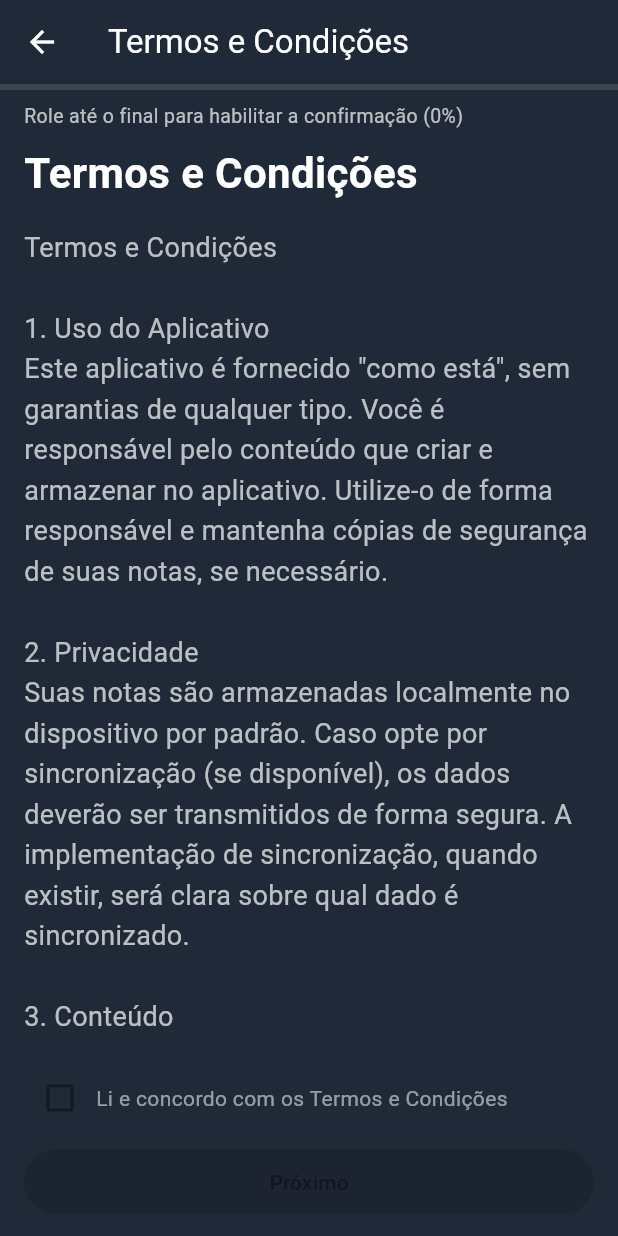
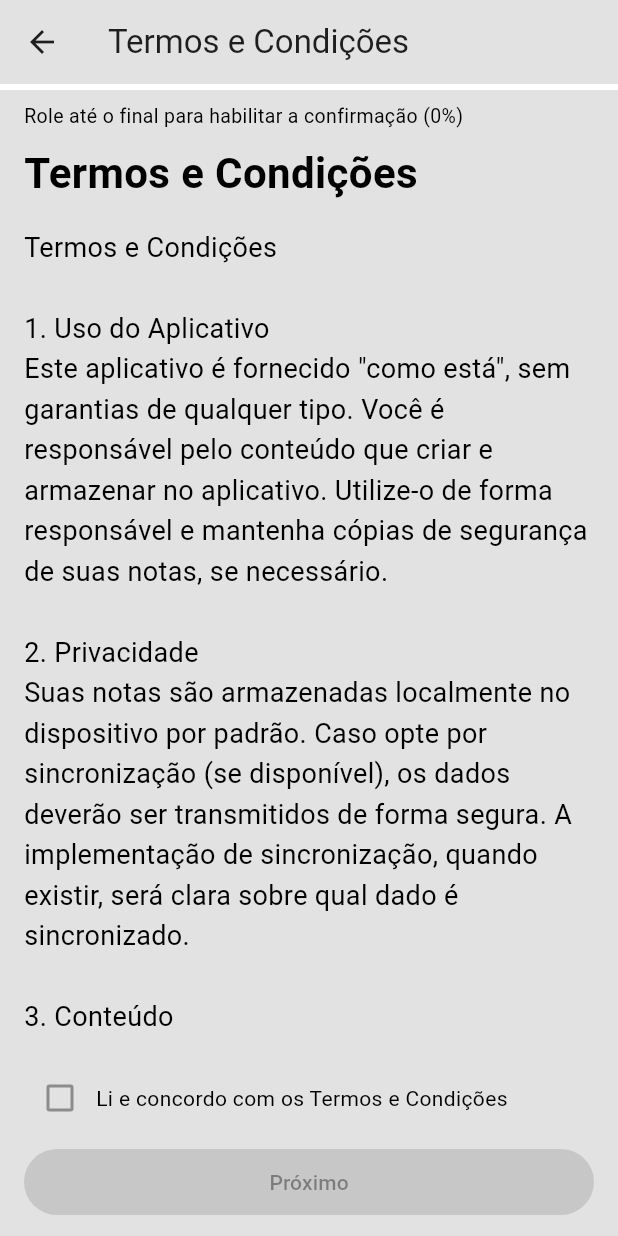
Before and after one commit to IanBorgesUTF/calm_notes_app, a Flutter app: the screen it shows after launch, after a tap on "Começar com minhas anotações", after a tap on "Entrar", after a tap on "Criar conta", on a phone screen of 412 x 824 dp. Run offline on Flutter 3.47's test engine with Material 3 defaults, Android fonts, the light colour scheme and no system bars; our stand-ins replace connectivity_plus, flutter_dotenv, hive, hive_flutter, image_picker, shared_preferences and 1 more; accounts and stored records are empty.

Commit message:
dark theme

```diff
--- a/lib/core/theme.dart
+++ /dev/null
@@ -1,5 +0,0 @@
-import 'package:flutter/material.dart';
-
-const slate = Color(0xFF1F2937);
-const mint = Color(0xFF10B981);
-const amber = Color(0xFFF59E0B);
--- a/lib/features/auth/presentation/pages/login_page.dart
+++ b/lib/features/auth/presentation/pages/login_page.dart
@@ -1,12 +1,11 @@
-
 import 'package:calm_notes_app/config/routes.dart';
 import 'package:calm_notes_app/features/auth/presentation/providers/auth_provider.dart';
+import 'package:calm_notes_app/features/theme/presentation/providers/theme_provider.dart';
 import 'package:calm_notes_app/utils/validators.dart';
 import 'package:flutter/material.dart';
 import 'package:provider/provider.dart';
 
-class LoginPage extends StatefulWidget
-{
+class LoginPage extends StatefulWidget {
   const LoginPage({super.key});
 
   static const routeName = '/login';
@@ -19,15 +18,10 @@ class LoginPageState extends State<LoginPage> {
   final formKey = GlobalKey<FormState>();
   final emailCtrl = TextEditingController();
   final passCtrl = TextEditingController();
-
   final Validators validators = Validators();
 
   bool obscure = true;
   bool submitting = false;
-
-
-
-
 
   void submit() async {
     final valid = formKey.currentState?.validate() ?? false;
@@ -36,21 +30,24 @@ void submit() async {
     setState(() => submitting = true);
 
     final auth = Provider.of<AuthProvider>(context, listen: false);
-    final ok = await auth.login(email: emailCtrl.text.trim(), password: passCtrl.text);
-
+    final ok = await auth.login(
+      email: emailCtrl.text.trim(),
+      password: passCtrl.text,
+    );
 
     setState(() => submitting = false);
 
     if (!ok) {
       if (!mounted) return;
-      ScaffoldMessenger.of(context).showSnackBar(SnackBar(content: Text(auth.error ?? 'Erro')));
+      ScaffoldMessenger.of(context).showSnackBar(
+        SnackBar(content: Text(auth.error ?? 'Erro')),
+      );
       return;
     }
 
     if (!mounted) return;
     Navigator.of(context).pushReplacementNamed(Routes.homePage);
   }
-
 
   @override
   void dispose() {
@@ -62,10 +59,25 @@ void submit() async {
   @override
   Widget build(BuildContext context) {
     final theme = Theme.of(context);
+    final colors = theme.colorScheme;
+
+    final themeProvider = Provider.of<ThemeProvider>(context);
+
     return Scaffold(
       appBar: AppBar(
         title: const Text('Entrar'),
         centerTitle: true,
+        actions: [
+          IconButton(
+            icon: Icon(
+              themeProvider.isDark ? Icons.nightlight_round : Icons.wb_sunny,
+              color: colors.onSurfaceVariant,
+            ),
+            onPressed: () {
+              themeProvider.toggleTheme();
+            },
+          ),
+        ],
       ),
       body: SafeArea(
         minimum: const EdgeInsets.symmetric(horizontal: 20, vertical: 24),
@@ -75,13 +87,19 @@ void submit() async {
               CircleAvatar(
                 radius: 40,
                backgroundColor: theme.colorScheme.primary.withValues(alpha: 128),
-                child: Icon(Icons.note_alt, size: 40, color: theme.colorScheme.primary),
+                child: Icon(Icons.person_add, size: 40, color: theme.colorScheme.primary),
               ),
               const SizedBox(height: 16),
-              Text('CalmNotes', style: TextStyle(fontSize: 24, color: Colors.white)),
+              Text('CalmNotes',
+                  style: TextStyle(
+                    fontSize: 24,
+                    color: colors.onSurface,
+                    fontWeight: FontWeight.w600,
+                  )),
               const SizedBox(height: 24),
 
               Form(
+
                 key: formKey,
                 autovalidateMode: AutovalidateMode.onUserInteraction,
                 child: Column(
@@ -89,67 +107,76 @@ void submit() async {
                     TextFormField(
                       controller: emailCtrl,
                       keyboardType: TextInputType.emailAddress,
-                      style: TextStyle(color: Colors.white),
+                      style: TextStyle(color: colors.onSurface),
                       decoration: InputDecoration(
                         labelText: 'Email',
-                        labelStyle: const TextStyle(color: Colors.white),
-                        floatingLabelStyle: const TextStyle(color: Colors.blue),
-                        prefixIcon: const Icon(Icons.email, color: Colors.white),
+                        labelStyle: TextStyle(color: colors.onSurfaceVariant),
+                        prefixIcon: Icon(Icons.email, color: colors.onSurfaceVariant),
+                        floatingLabelStyle: TextStyle(color: colors.primary),
                         border: OutlineInputBorder(borderRadius: BorderRadius.circular(10)),
                       ),
                       validator: validators.email,
                     ),
                     const SizedBox(height: 12),
+
                     TextFormField(
                       controller: passCtrl,
                       obscureText: obscure,
-                      style: TextStyle(color: Colors.white),
+                      style: TextStyle(color: colors.onSurface),
                       decoration: InputDecoration(
                         labelText: 'Senha',
-                        labelStyle: const TextStyle(color: Colors.white),
-                        floatingLabelStyle: const TextStyle(color: Colors.blue),
-                        prefixIcon: const Icon(Icons.lock, color: Colors.white),
+                        labelStyle: TextStyle(color: colors.onSurfaceVariant),
+                        prefixIcon: Icon(Icons.lock, color: colors.onSurfaceVariant),
                         suffixIcon: IconButton(
-                          icon: Icon(obscure ? Icons.visibility : Icons.visibility_off, color: Colors.white),
+                          icon: Icon(
+                            obscure ? Icons.visibility : Icons.visibility_off,
+                            color: colors.onSurfaceVariant,
+                          ),
                           onPressed: () => setState(() => obscure = !obscure),
                         ),
+                        floatingLabelStyle: TextStyle(color: colors.primary),
                         border: OutlineInputBorder(borderRadius: BorderRadius.circular(10)),
                       ),
                       validator: validators.password,
                       onChanged: (_) => setState(() {}),
                     ),
                     const SizedBox(height: 8),
-                    Align(alignment: Alignment.centerLeft, child: validators.buildPasswordRules(passCtrl.text)),
+
+                     Align(alignment: Alignment.centerLeft, child: validators.buildPasswordRules(passCtrl.text, context)),
                     const SizedBox(height: 18),
+
                     SizedBox(
                       width: double.infinity,
                       child: ElevatedButton(
                         onPressed: submitting ? null : submit,
                         style: ElevatedButton.styleFrom(
                           padding: const EdgeInsets.symmetric(vertical: 14),
-                          shape: RoundedRectangleBorder(borderRadius: BorderRadius.circular(10)),
-                          backgroundColor: Colors.blue,
+                          backgroundColor: colors.primary,
+                          foregroundColor: colors.onPrimary,
                         ),
                         child: submitting
                             ? const SizedBox(height: 18, width: 18, child: CircularProgressIndicator(strokeWidth: 2))
-                            : const Text('Entrar', style: TextStyle(color: Colors.white),),
+                            : const Text('Entrar'),
                       ),
                     ),
                     const SizedBox(height: 8),
+
                     Row(
                       mainAxisAlignment: MainAxisAlignment.spaceBetween,
                       children: [
                         TextButton(
                           onPressed: () {
-                            ScaffoldMessenger.of(context).showSnackBar(const SnackBar(content: Text('Recuperação de senha (não implementada)')));
+                            ScaffoldMessenger.of(context).showSnackBar(
+                              const SnackBar(content: Text('Recuperação de senha (não implementada)')),
+                            );
                           },
-                          child: const Text('Esqueceu a senha?'),
+                          child: Text('Esqueceu a senha?', style: TextStyle(color: colors.primary)),
                         ),
                         TextButton(
                           onPressed: () {
                             Navigator.of(context).pushNamed(Routes.termsConditionsPage);
                           },
-                          child: const Text('Criar conta'),
+                          child: Text('Criar conta', style: TextStyle(color: colors.primary)),
                         ),
                       ],
                     ),
--- a/lib/features/onboarding/presentation/pages/terms.dart
+++ b/lib/features/onboarding/presentation/pages/terms.dart
@@ -23,7 +23,9 @@ class TermsPageState extends State<TermsPage> {
   }
 
   void _onScroll() {
-    final max = _scrollCtrl.position.hasContentDimensions ? _scrollCtrl.position.maxScrollExtent : 0.0;
+    final max = _scrollCtrl.position.hasContentDimensions
+        ? _scrollCtrl.position.maxScrollExtent
+        : 0.0;
     if (max <= 0) {
       setState(() => _progress = 0.0);
       return;
@@ -52,6 +54,9 @@ class TermsPageState extends State<TermsPage> {
 
   @override
   Widget build(BuildContext context) {
+    final theme = Theme.of(context);
+    final colors = theme.colorScheme;
+
     const termsText = '''
 Termos e Condições
 
@@ -91,8 +96,8 @@ Obrigado por usar o CalmNotes. Ao marcar "Li e concordo" você confirma que leu
           children: [
             LinearProgressIndicator(
               value: _progress,
-              backgroundColor: Colors.white12,
-              valueColor: AlwaysStoppedAnimation<Color>(Colors.greenAccent),
+              backgroundColor: colors.surfaceContainerHighest,
+              valueColor: AlwaysStoppedAnimation(colors.primary),
               minHeight: 4,
             ),
             const SizedBox(height: 8),
@@ -105,7 +110,10 @@ Obrigado por usar o CalmNotes. Ao marcar "Li e concordo" você confirma que leu
                       canAgree
                           ? 'Você leu todo o texto. Agora pode marcar a caixa.'
                           : 'Role até o final para habilitar a confirmação (${(_progress * 100).toInt()}%)',
-                      style: const TextStyle(color: Colors.white70, fontSize: 13),
+                      style: TextStyle(
+                        color: colors.onSurfaceVariant,
+                        fontSize: 13,
+                      ),
                     ),
                   ),
                 ],
@@ -120,20 +128,20 @@ Obrigado por usar o CalmNotes. Ao marcar "Li e concordo" você confirma que leu
                   child: Column(
                     crossAxisAlignment: CrossAxisAlignment.start,
                     children: [
-                      const Text(
+                      Text(
                         'Termos e Condições',
                         style: TextStyle(
                           fontSize: 28,
                           fontWeight: FontWeight.bold,
-                          color: Colors.white,
+                          color: colors.onSurface,
                         ),
                       ),
                       const SizedBox(height: 16),
                       Text(
                         termsText,
-                        style: const TextStyle(
+                        style: TextStyle(
                           fontSize: 18,
-                          color: Colors.white70,
+                          color: colors.onSurfaceVariant,
                           height: 1.5,
                         ),
                       ),
@@ -153,14 +161,18 @@ Obrigado por usar o CalmNotes. Ao marcar "Li e concordo" você confirma que leu
                     children: [
                       Checkbox(
                         value: _agreed,
-                        onChanged: canAgree ? (v) => setState(() => _agreed = v ?? false) : null,
-                        activeColor: Colors.greenAccent,
+                        onChanged: canAgree
+                            ? (v) => setState(() => _agreed = v ?? false)
+                            : null,
+                        activeColor: colors.primary,
                       ),
                       Expanded(
                         child: Text(
                           'Li e concordo com os Termos e Condições',
                           style: TextStyle(
-                            color: canAgree ? Colors.white : Colors.white54,
+                            color: canAgree
+                                ? colors.onSurface
+                                : colors.onSurfaceVariant,
                           ),
                         ),
                       ),
@@ -172,8 +184,10 @@ Obrigado por usar o CalmNotes. Ao marcar "Li e concordo" você confirma que leu
                     child: ElevatedButton(
                       onPressed: _agreed ? _handleNext : null,
                       style: ElevatedButton.styleFrom(
-                        backgroundColor: _agreed ? Colors.greenAccent : Colors.white12,
-                        foregroundColor: _agreed ? Colors.black : Colors.white60,
+                        backgroundColor:
+                            _agreed ? colors.primary : colors.surfaceContainerHighest,
+                        foregroundColor:
+                            _agreed ? colors.onPrimary : colors.onSurfaceVariant,
                       ),
                       child: const Padding(
                         padding: EdgeInsets.symmetric(vertical: 12),
--- a/lib/features/onboarding/presentation/pages/welcome.dart
+++ b/lib/features/onboarding/presentation/pages/welcome.dart
@@ -12,11 +12,15 @@ class WelcomePage extends StatelessWidget {
 
   @override
   Widget build(BuildContext context) {
+    final theme = Theme.of(context);
+    final colors = theme.colorScheme;
+
     return Scaffold(
       appBar: AppBar(
         title: const Text('CalmNotes'),
         automaticallyImplyLeading: false,
       ),
+
       body: SafeArea(
         child: Padding(
           padding: const EdgeInsets.symmetric(horizontal: 24, vertical: 32),
@@ -24,19 +28,29 @@ class WelcomePage extends StatelessWidget {
             crossAxisAlignment: CrossAxisAlignment.center,
             children: [
               const SizedBox(height: 24),
-              const Text(
+
+              Text(
                 'Bem-vindo ao CalmNotes',
                 textAlign: TextAlign.center,
-                style: TextStyle(fontSize: 28, fontWeight: FontWeight.bold, color: Colors.white),
+                style: theme.textTheme.headlineMedium?.copyWith(
+                  fontWeight: FontWeight.bold,
+                  color: colors.onSurface,        // ← usa cor do tema
+                ),
               ),
+
               const SizedBox(height: 16),
-              const Text(
+
+              Text(
                 'Escreva suas notas, elas ficam locais por padrão. '
                 'Leia nossos Termos e Condições antes de continuar.',
                 textAlign: TextAlign.center,
-                style: TextStyle(fontSize: 16, color: Colors.white70),
+                style: theme.textTheme.bodyMedium?.copyWith(
+                  color: colors.onSurfaceVariant,
+                ),
               ),
+
               const Spacer(),
+
               SizedBox(
                 width: double.infinity,
                 child: ElevatedButton(
@@ -46,12 +60,16 @@ class WelcomePage extends StatelessWidget {
                       MaterialPageRoute(builder: (_) => const LoginPage()),
                     );
                   },
-                  style: ElevatedButton.styleFrom(padding: const EdgeInsets.symmetric(vertical: 14)),
+                  style: ElevatedButton.styleFrom(
+                    padding: const EdgeInsets.symmetric(vertical: 14),
+                    backgroundColor: colors.primary,
+                    foregroundColor: colors.onPrimary,
+                  ),
                   child: const Text('Começar com minhas anotações'),
                 ),
               ),
+
               const SizedBox(height: 24),
-
             ],
           ),
         ),
--- /dev/null
+++ b/lib/features/theme/presentation/providers/theme_provider.dart
@@ -0,0 +1,67 @@
+import 'package:flutter/material.dart';
+
+class AppColors {
+  static const slate = Color.fromARGB(255, 226, 226, 226);
+  static const slateDark = Color(0xFF111418);
+
+  static const mint = Color.fromARGB(255, 98, 206, 163);
+  static const mintDark = Color(0xFF047857);
+
+  static const amber = Color(0xFFFBBF24);
+  static const amberDark = Color(0xFFB45309);
+
+  static const error = Color(0xFFE53935);
+}
+
+class ThemeProvider extends ChangeNotifier {
+  bool _isDark = false;
+  bool get isDark => _isDark;
+
+  final ThemeData lightTheme = ThemeData(
+    brightness: Brightness.light,
+    scaffoldBackgroundColor: AppColors.slate,
+    colorScheme: const ColorScheme.light(
+      primary: AppColors.mint,
+      secondary: AppColors.amber,
+      error: AppColors.error,
+    ),
+
+    appBarTheme: const AppBarTheme(
+      backgroundColor: AppColors.slate,
+      foregroundColor: Colors.black87,
+    ),
+
+    textTheme: const TextTheme(
+      bodyMedium: TextStyle(color: Colors.black87),
+    ),
+  );
+
+  final ThemeData darkTheme = ThemeData(
+    brightness: Brightness.dark,
+    scaffoldBackgroundColor: AppColors.slateDark,
+
+    colorScheme: const ColorScheme.dark(
+      primary: AppColors.mintDark,
+      secondary: AppColors.amberDark,
+      error: AppColors.error,
+    ),
+
+    appBarTheme: const AppBarTheme(
+      backgroundColor: AppColors.slateDark,
+      foregroundColor: AppColors.slate,
+    ),
+
+    textTheme: const TextTheme(
+      bodyMedium: TextStyle(color: AppColors.slate),
+    ),
+  );
+
+  ThemeData get currentTheme => _isDark ? darkTheme : lightTheme;
+
+  ThemeMode get themeMode => _isDark ? ThemeMode.dark : ThemeMode.light;
+
+  void toggleTheme() {
+    _isDark = !_isDark;
+    notifyListeners();
+  }
+}
--- /dev/null
+++ b/lib/features/theme/presentation/theme/theme.dart
@@ -0,0 +1,42 @@
+import 'package:flutter/material.dart';
+
+const slate = Color(0xFF1F2937);
+const mint = Color(0xFF10B981);
+const amber = Color(0xFFF59E0B);
+const errorRed = Color(0xFFEF4444);
+
+// LIGHT -------------------------------------------------
+
+final ColorScheme lightScheme = ColorScheme.fromSeed(
+  seedColor: mint,
+  brightness: Brightness.light,
+).copyWith(
+  primary: mint,
+  secondary: amber,
+  error: errorRed,
+);
+
+// DARK --------------------------------------------------
+
+final ColorScheme darkScheme = ColorScheme.fromSeed(
+  seedColor: mint,
+  brightness: Brightness.dark,
+).copyWith(
+  primary: mint,
+  secondary: amber,
+  error: errorRed,
+);
+
+// THEMES ------------------------------------------------
+
+final ThemeData lightTheme = ThemeData(
+  useMaterial3: true,
+  colorScheme: lightScheme,
+  scaffoldBackgroundColor: lightScheme.surfaceBright,
+);
+
+final ThemeData darkTheme = ThemeData(
+  useMaterial3: true,
+  colorScheme: darkScheme,
+  scaffoldBackgroundColor: slate,
+);
--- a/lib/main.dart
+++ b/lib/main.dart
@@ -18,12 +18,12 @@ import 'package:calm_notes_app/features/profile/domain/usecases/get_user_profile
 import 'package:calm_notes_app/features/profile/domain/usecases/remove_profile_photo_usecase.dart';
 import 'package:calm_notes_app/features/profile/domain/usecases/save_profile_photo_usecase.dart';
 import 'package:calm_notes_app/features/profile/presentation/providers/profile_photo_provider.dart';
+import 'package:calm_notes_app/features/theme/presentation/providers/theme_provider.dart';
 import 'package:flutter/material.dart';
 import 'package:flutter_dotenv/flutter_dotenv.dart';
 import 'package:hive_flutter/adapters.dart';
 import 'package:provider/provider.dart';
 import 'package:supabase_flutter/supabase_flutter.dart';
-import 'core/theme.dart';
 import 'package:shared_preferences/shared_preferences.dart';
 
 Future<void> main() async {
@@ -70,6 +70,7 @@ Future<void> main() async {
         ChangeNotifierProvider(create: (_) => NotesProvider(localNotesDataSource: localDs, syncService: syncService)..loadNotes()),
         ChangeNotifierProvider(create: (_) => AuthProvider(createAccountUseCase: createAccountUseCase, loginUseCase: loginUseCase)),
         ChangeNotifierProvider(create: (_) => ProfilePhotoProvider(getPathUseCase: getPathUc, saveUseCase: saveUc, removeUseCase: removeUc, getUserUseCase: getUserUc)),
+        ChangeNotifierProvider(create: (_) => ThemeProvider()),
       ], child:
     CalmNotesApp(initialHome: seen ? const HomePage() : const WelcomePage())));
 }
@@ -78,16 +79,15 @@ class CalmNotesApp extends StatelessWidget {
   final Widget initialHome;
   const CalmNotesApp({super.key, required this.initialHome});
 
-  @override
+ @override
   Widget build(BuildContext context) {
+    final themeProvider = Provider.of<ThemeProvider>(context);
+
     return MaterialApp(
       title: 'CalmNotes',
-      theme: ThemeData(
-        scaffoldBackgroundColor: slate,
-        primaryColor: mint,
-        colorScheme: ColorScheme.fromSwatch().copyWith(secondary: amber),
-        appBarTheme: AppBarTheme(backgroundColor: slate, foregroundColor: Colors.white),
-      ),
+      theme: themeProvider.lightTheme,
+      darkTheme: themeProvider.darkTheme,
+      themeMode: ThemeMode.system,
       onGenerateRoute: Routes.generateRoute,
       home: initialHome,
       debugShowCheckedModeBanner: false,
--- a/lib/utils/validators.dart
+++ b/lib/utils/validators.dart
@@ -34,7 +34,10 @@ class Validators {
     return null;
   }
 
-  Widget buildPasswordRules(String value) {
+  Widget buildPasswordRules(String value, BuildContext context) {
+    final theme = Theme.of(context);
+    final colors = theme.colorScheme;
+
     final rules = <Map<String, bool>>[
       {'8+ caracteres': value.length >= 8},
       {'Maiúscula (A-Z)': RegExp(r'[A-Z]').hasMatch(value)},
@@ -57,7 +60,7 @@ class Validators {
               color: ok ? Colors.green : Colors.redAccent,
             ),
             const SizedBox(width: 4),
-            Text(text, style: TextStyle(color: Colors.white),),
+            Text(text, style: TextStyle(color: colors.onSurfaceVariant),),
           ],
         );
       }).toList(),
```
Also changed, not shown: lib/features/auth/presentation/pages/create_account_page.dart (+74 -32 lines), lib/features/notes/presentation/pages/editor_page.dart (+21 -9 lines), lib/features/notes/presentation/pages/home.dart (+56 -32 lines), lib/features/profile/presentation/providers/profile_photo_provider.dart (+33 -22 lines), lib/features/profile/presentation/widgets/profile_drawer.dart (+32 -19 lines). Lines whose indentation alone changed are shown as unchanged.
